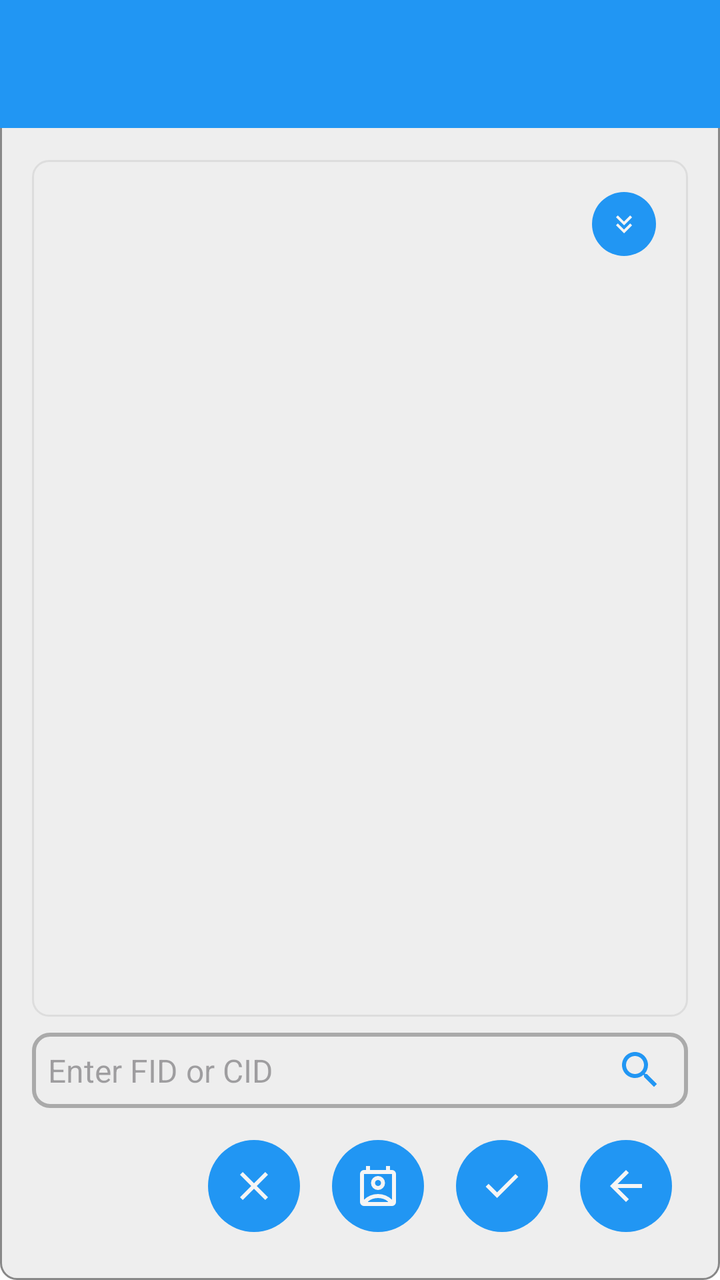
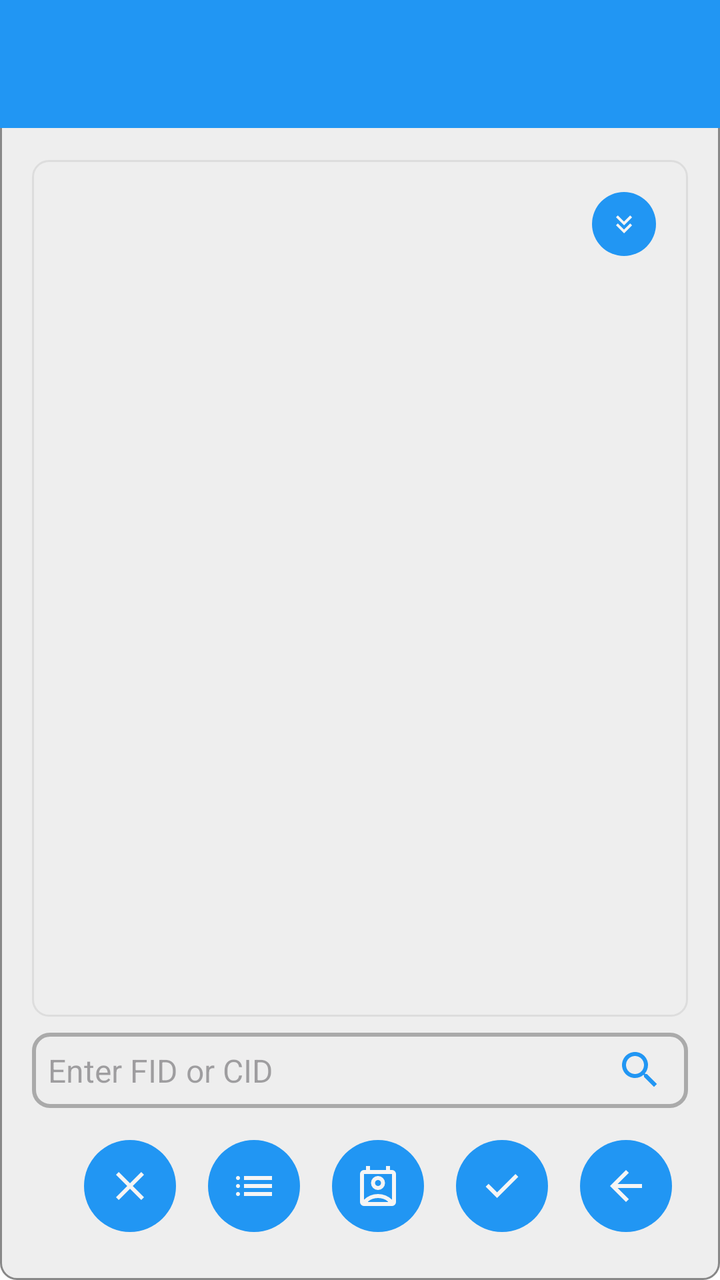

Before-and-after screenshots of an Android layout around one commit, followed by the original layout XML and the change that was made.
<!-- AndroidManifest.xml: application theme Theme.Freer -->
<!-- res/layout/activity_search_fids_on_chain.xml -->
<?xml version="1.0" encoding="utf-8"?>
<LinearLayout xmlns:android="http://schemas.android.com/apk/res/android"
    xmlns:app="http://schemas.android.com/apk/res-auto"
    android:layout_width="match_parent"
    android:layout_height="match_parent"
    android:orientation="vertical"
    android:background="@drawable/key_card_background">

    <include layout="@layout/common_toolbar" />

    <LinearLayout
        android:layout_width="match_parent"
        android:layout_height="match_parent"
        android:orientation="vertical"
        android:padding="16dp">

        
        <FrameLayout
            android:layout_width="match_parent"
            android:layout_height="0dp"
            android:layout_weight="1"
            android:layout_marginBottom="8dp">

            <LinearLayout
                android:layout_width="match_parent"
                android:layout_height="match_parent"
                android:orientation="vertical">

                <TextView
                    android:id="@+id/searchResultsHint"
                    android:layout_width="match_parent"
                    android:layout_height="wrap_content"
                    android:text="@string/search_results"
                    android:textStyle="bold"
                    android:textSize="16sp"
                    android:textColor="@color/text"
                    android:layout_marginBottom="8dp"
                    android:visibility="gone" />

                <ScrollView
                    android:layout_width="match_parent"
                    android:layout_height="match_parent"
                    android:background="@drawable/bg_result_view"
                    android:padding="8dp">

                    <LinearLayout
                        android:layout_width="match_parent"
                        android:layout_height="wrap_content"
                        android:orientation="vertical">

                        <LinearLayout
                            android:id="@+id/searchResultsLayout"
                            android:layout_width="match_parent"
                            android:layout_height="wrap_content"
                            android:orientation="vertical" />

                        <LinearLayout
                            android:layout_width="wrap_content"
                            android:layout_height="wrap_content"
                            android:layout_gravity="end"
                            android:orientation="horizontal">

                            <TextView
                                android:id="@+id/moreResultsHint"
                                android:layout_width="match_parent"
                                android:layout_height="wrap_content"
                                android:textColor="@color/hint"
                                android:textSize="12sp"
                                android:layout_gravity="center_vertical"
                                android:layout_marginTop="4dp"
                                android:visibility="gone" />

                            <ImageButton
                                android:id="@+id/moreButton"
                                style="@style/SmallImageButton"
                                android:src="@drawable/ic_more_down"
                                android:contentDescription="@string/more" />

                        </LinearLayout>

                    </LinearLayout>

                </ScrollView>

            </LinearLayout>

            
            <ImageButton
                android:id="@+id/addToSelectedButton"
                style="@style/SmallImageButton"
                android:layout_width="40dp"
                android:layout_height="40dp"
                android:layout_gravity="bottom|end"
                android:layout_margin="12dp"
                android:src="@drawable/ic_tick"
                android:contentDescription="@string/add_checked_to_selected"
                android:visibility="gone" />

        </FrameLayout>

        
        <LinearLayout
            android:layout_width="match_parent"
            android:layout_height="wrap_content"
            android:orientation="vertical">

            <LinearLayout
                android:layout_width="match_parent"
                android:layout_height="wrap_content"
                android:orientation="horizontal"
                android:layout_marginBottom="8dp"
                android:padding="4dp"
                android:background="@drawable/container_outline"
                android:gravity="center_vertical">

                <EditText
                    android:id="@+id/fidSearchEditText"
                    android:layout_width="0dp"
                    android:layout_height="wrap_content"
                    android:layout_weight="1"
                    android:hint="@string/enter_fid_or_cid"
                    android:background="@android:color/transparent"
                    android:padding="4dp"
                    android:textSize="16sp"
                    android:inputType="text"
                    android:imeOptions="actionSearch"
                    android:singleLine="true" />

                <ImageView
                    android:id="@+id/clear_search_icon"
                    android:layout_width="24dp"
                    android:layout_height="24dp"
                    android:layout_marginStart="8dp"
                    android:src="@drawable/ic_clear"
                    android:background="?android:attr/selectableItemBackgroundBorderless"
                    android:clickable="true"
                    android:focusable="true"
                    android:contentDescription="@string/clear"
                    android:visibility="gone"
                    app:tint="@color/accent" />

                <ImageView
                    android:id="@+id/search_icon"
                    android:layout_width="24dp"
                    android:layout_height="24dp"
                    android:layout_marginStart="8dp"
                    android:layout_marginEnd="8dp"
                    android:src="@drawable/ic_search"
                    android:background="?android:attr/selectableItemBackgroundBorderless"
                    android:clickable="true"
                    android:focusable="true"
                    android:contentDescription="@string/search"
                    app:tint="@color/accent" />

            </LinearLayout>

            <LinearLayout
                android:layout_width="match_parent"
                android:layout_height="wrap_content"
                android:orientation="horizontal"
                android:gravity="end">

                <ImageButton
                    android:id="@+id/clearAllButton"
                    style="@style/ImageButtonStyle"
                    android:src="@drawable/ic_clear"
                    android:contentDescription="@string/clear_all" />

                <ImageButton
                    android:id="@+id/contactButton"
                    style="@style/ImageButtonStyle"
                    android:src="@drawable/ic_contact"
                    android:contentDescription="@string/choose_from_contacts" />

                <ImageButton
                    android:id="@+id/confirmButton"
                    style="@style/ImageButtonStyle"
                    android:src="@drawable/ic_tick"
                    android:contentDescription="@string/confirm"
                    android:enabled="false" />

                <ImageButton
                    android:id="@+id/backButton"
                    style="@style/ImageButtonStyle"
                    android:src="@drawable/ic_back"
                    android:contentDescription="@string/back" />

            </LinearLayout>

        </LinearLayout>

    </LinearLayout>

</LinearLayout>
<!-- res/layout/common_toolbar.xml (included above) -->
<?xml version="1.0" encoding="utf-8"?>
<androidx.appcompat.widget.Toolbar xmlns:android="http://schemas.android.com/apk/res/android"
    xmlns:app="http://schemas.android.com/apk/res-auto"
    android:id="@+id/toolbar"
    android:layout_width="match_parent"
    android:layout_height="?attr/actionBarSize"
    android:background="@color/accent"
    android:theme="@style/ThemeOverlay.Freer.Toolbar">

    <LinearLayout
        android:id="@+id/toolbar_fid_container"
        android:layout_width="wrap_content"
        android:layout_height="match_parent"
        android:layout_gravity="end"
        android:orientation="horizontal"
        android:gravity="end|center_vertical"
        android:visibility="gone"
        android:clickable="true"
        android:focusable="true"
        android:paddingStart="8dp"
        android:paddingEnd="16dp"
        android:background="?android:attr/selectableItemBackground">

        <TextView
            android:id="@+id/toolbar_fid_text"
            android:layout_width="130dp"
            android:layout_height="wrap_content"
            android:textColor="@color/main_background"
            android:paddingStart="8dp"
            android:paddingEnd="4dp"
            android:textSize="14sp"
            android:maxLines="1"
            android:gravity="end"
            android:ellipsize="middle" />

        <ImageView
            android:id="@+id/toolbar_avatar"
            android:layout_width="42dp"
            android:layout_height="42dp"
            android:background="@color/accent"
            android:scaleType="centerCrop"
            android:contentDescription="@string/avatar" />

    </LinearLayout>

</androidx.appcompat.widget.Toolbar>
<!-- resources referenced by this layout -->
<resources>
  <color name="accent">#2196F3</color>
  <color name="hint">#777777</color>
  <color name="main_background">#F5F5F5</color>
  <color name="text">#000000</color>
  <!-- drawable container_outline (drawable) -->
  <?xml version="1.0" encoding="utf-8"?>
  <shape xmlns:android="http://schemas.android.com/apk/res/android"
      android:shape="rectangle"
      >
      <solid android:color="#00000000" />
      <stroke
          android:width="2dp"
          android:color="@color/container_outline" />
      <corners android:radius="8dp" />
  </shape>
  <!-- drawable ic_back (drawable) -->
  <vector xmlns:android="http://schemas.android.com/apk/res/android"
      android:width="24dp"
      android:height="24dp"
      android:viewportWidth="960"
      android:viewportHeight="960">
    <path
        android:pathData="m313,520 l224,224 -57,56 -320,-320 320,-320 57,56 -224,224h487v80L313,520Z"
        android:fillColor="@color/main_background"/>
  </vector>
  <!-- drawable ic_more_down (drawable) -->
  <vector xmlns:android="http://schemas.android.com/apk/res/android"
      android:width="24dp"
      android:height="24dp"
      android:viewportWidth="960"
      android:viewportHeight="960">
    <path
        android:pathData="M480,760 L240,520l56,-56 184,183 184,-183 56,56 -240,240ZM480,520L240,280l56,-56 184,183 184,-183 56,56 -240,240Z"
        android:fillColor="#000000"/>
  </vector>
  <!-- drawable ic_tick (drawable) -->
  <vector xmlns:android="http://schemas.android.com/apk/res/android"
      android:width="24dp"
      android:height="24dp"
      android:viewportWidth="960"
      android:viewportHeight="960">
    <path
        android:pathData="M382,720 L154,492l57,-57 171,171 367,-367 57,57 -424,424Z"
        android:fillColor="#75FB4C"/>
  </vector>
  <string name="add_checked_to_selected">Add checked to selected</string>
  <string name="avatar">Avatar</string>
  <string name="back">Back</string>
  <string name="choose_from_contacts">Choose from Contacts</string>
  <string name="clear">Clear</string>
  <string name="clear_all">Clear All</string>
  <string name="confirm">Confirm</string>
  <string name="enter_fid_or_cid">Enter FID or CID</string>
  <string name="more">More</string>
  <string name="search">Search</string>
  <string name="search_results">Search Results</string>
  <style name="ThemeOverlay.Freer.Toolbar" parent="ThemeOverlay.AppCompat.ActionBar">
          <item name="android:textColorPrimary">@color/main_background</item>
          <item name="android:textColorSecondary">@color/main_background</item>
      </style>
  <style name="Theme.Freer" parent="Base.Theme.Freer" />
  <color name="background_light">#EEEEEE</color>
  <color name="stroke">#DDDDDD</color>
  <color name="container_outline">#AAAAAA</color>
  <color name="outline_light">#888888</color>
  <!-- drawable bg_round_accent (drawable) -->
  <?xml version="1.0" encoding="utf-8"?>
  <shape xmlns:android="http://schemas.android.com/apk/res/android"
      android:shape="oval">
      <solid android:color="@color/accent" />
  </shape>
  <!-- unchanged entries left out for length: 8 -->
</resources>

<!-- the commit's change to res/layout/activity_search_fids_on_chain.xml (unified diff, before → after) -->
@@ -165,6 +165,12 @@
                     style="@style/ImageButtonStyle"
                     android:src="@drawable/ic_clear"
                     android:contentDescription="@string/clear_all" />
+
+                <ImageButton
+                    android:id="@+id/fromListButton"
+                    style="@style/ImageButtonStyle"
+                    android:src="@drawable/ic_list"
+                    android:contentDescription="@string/add_from_fid_list" />
 
                 <ImageButton
                     android:id="@+id/contactButton"
<!-- resource entries referenced after the edit -->
@@ -25,6 +25,16 @@
         android:pathData="m313,520 l224,224 -57,56 -320,-320 320,-320 57,56 -224,224h487v80L313,520Z"
         android:fillColor="@color/main_background"/>
   </vector>
+  <!-- drawable ic_list (drawable) -->
+  <vector xmlns:android="http://schemas.android.com/apk/res/android"
+      android:width="24dp"
+      android:height="24dp"
+      android:viewportWidth="960"
+      android:viewportHeight="960">
+    <path
+        android:pathData="M280,360v-80h560v80L280,360ZM280,520v-80h560v80L280,520ZM280,680v-80h560v80L280,680ZM160,360q-17,0 -28.5,-11.5T120,320q0,-17 11.5,-28.5T160,280q17,0 28.5,11.5T200,320q0,17 -11.5,28.5T160,360ZM160,520q-17,0 -28.5,-11.5T120,480q0,-17 11.5,-28.5T160,440q17,0 28.5,11.5T200,480q0,17 -11.5,28.5T160,520ZM160,680q-17,0 -28.5,-11.5T120,640q0,-17 11.5,-28.5T160,600q17,0 28.5,11.5T200,640q0,17 -11.5,28.5T160,680Z"
+        android:fillColor="#434343"/>
+  </vector>
   <!-- drawable ic_more_down (drawable) -->
   <vector xmlns:android="http://schemas.android.com/apk/res/android"
       android:width="24dp"
@@ -46,6 +56,7 @@
         android:fillColor="#75FB4C"/>
   </vector>
   <string name="add_checked_to_selected">Add checked to selected</string>
+  <string name="add_from_fid_list">Add from FID list</string>
   <string name="avatar">Avatar</string>
   <string name="back">Back</string>
   <string name="choose_from_contacts">Choose from Contacts</string>
